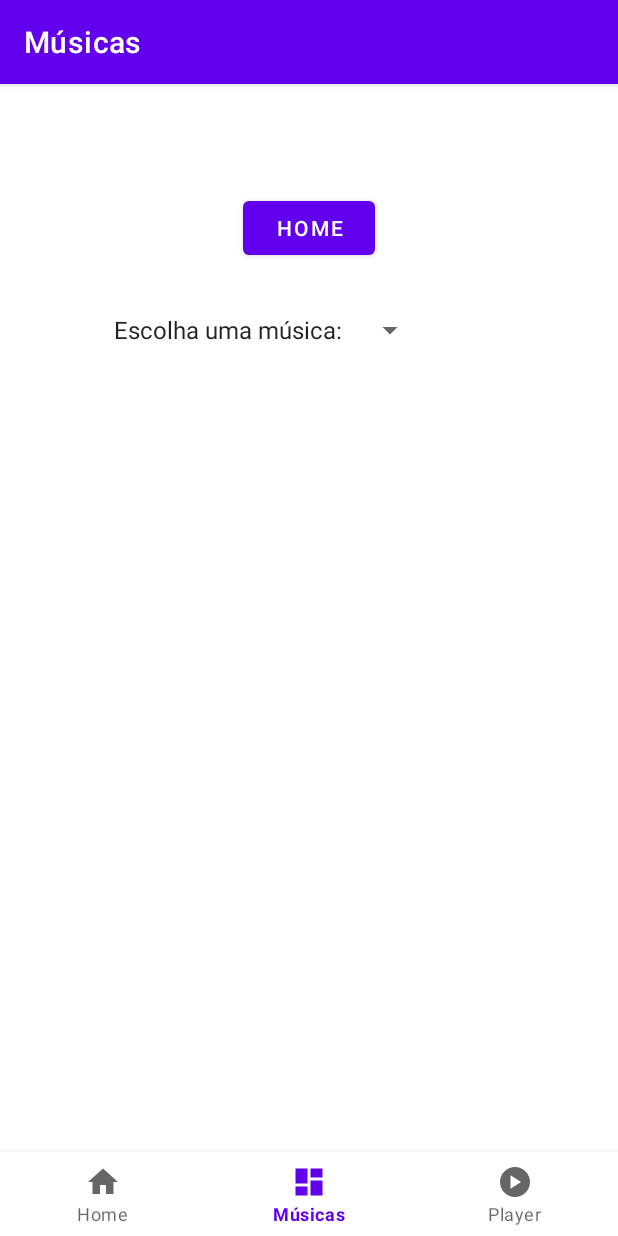
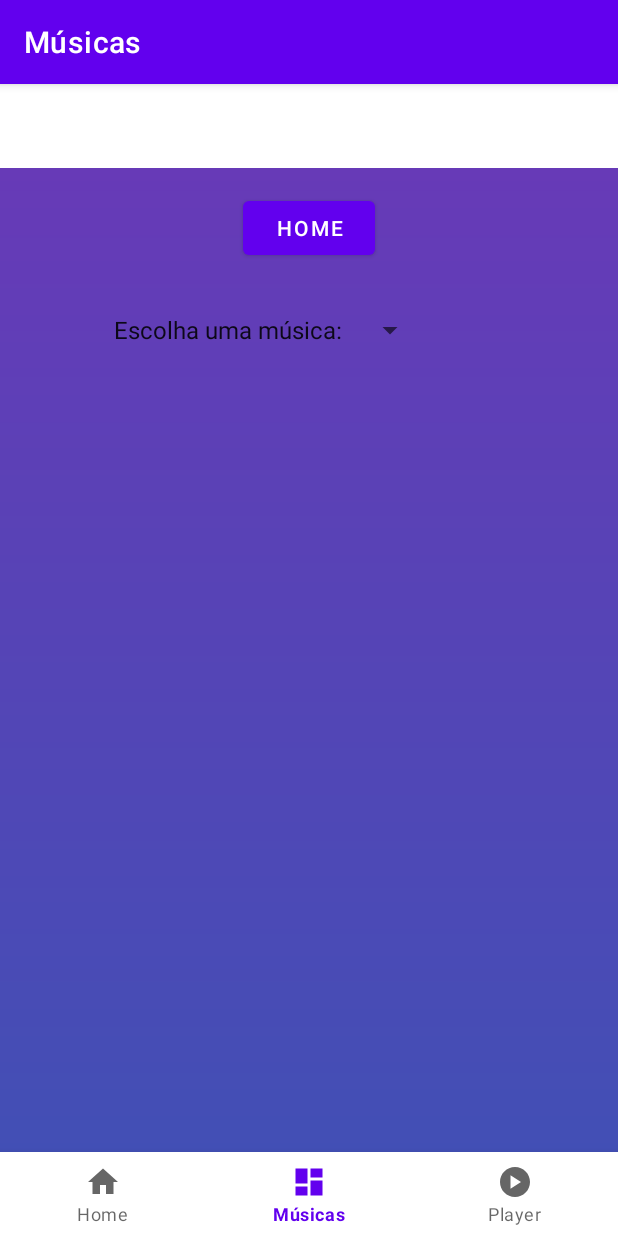
Before and after one commit to RobertoFORTs/Mobile-Essay1, an Android app: the DashboardFragment screen opened through its navigation route, on a phone screen of 412 x 824 dp. Run offline under Robolectric (Android 15) with nearby library versions, the phone set to English and light mode, and no system bars; our stand-ins replace navigation-ui.

Commit message:
fix: background color in dashboard

```diff
--- a/app/src/main/java/com/example/mobile_essay1/ui/dashboard/DashboardFragment.java
+++ b/app/src/main/java/com/example/mobile_essay1/ui/dashboard/DashboardFragment.java
@@ -79,6 +79,7 @@ public class DashboardFragment extends Fragment {
                     });
                 }
 
+
             }
 
             @Override
--- a/app/src/main/res/layout/fragment_dashboard.xml
+++ b/app/src/main/res/layout/fragment_dashboard.xml
@@ -4,11 +4,15 @@
     xmlns:tools="http://schemas.android.com/tools"
     android:layout_width="match_parent"
     android:layout_height="match_parent"
+    android:background="@drawable/player_background"
+
     tools:context=".DashboardFragment">
+
     <androidx.constraintlayout.widget.ConstraintLayout
         android:layout_width="match_parent"
         android:layout_height="match_parent"
         android:padding="16dp">
+
 
         <Button
             android:id="@+id/button_second"
```
